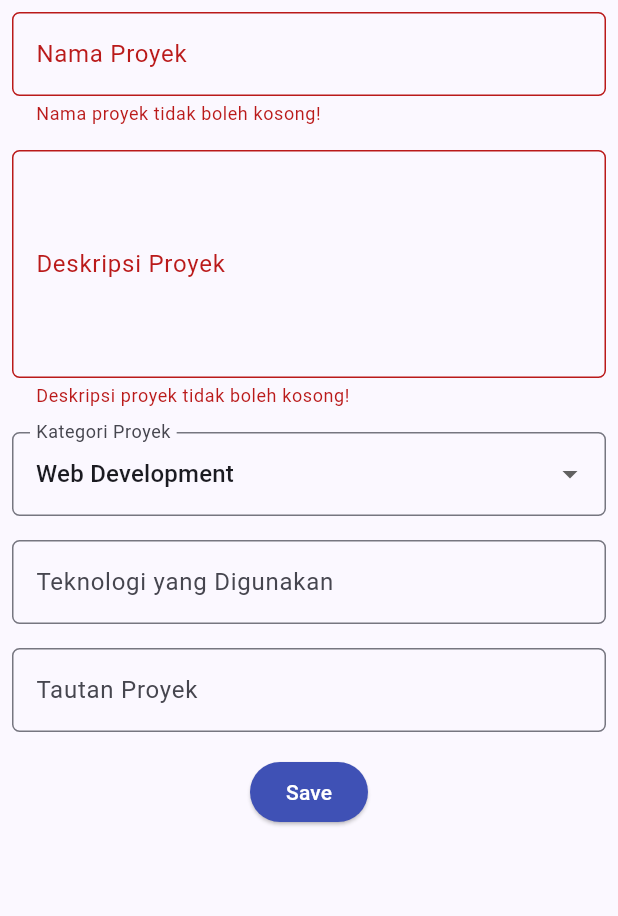
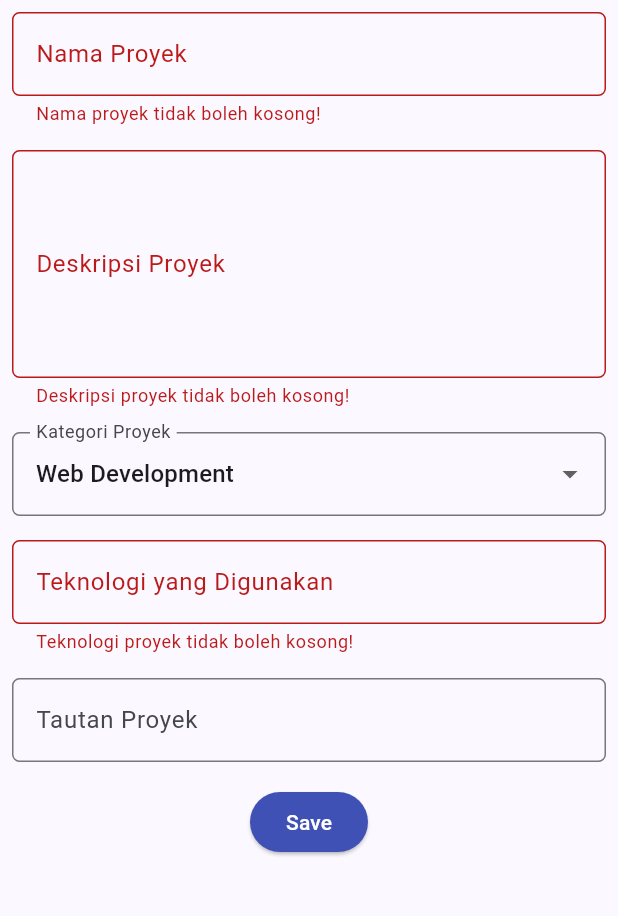
Before and after one commit to NicoNi-Yue/myportofolio_mobile, a Flutter app: the ProjectFormPage screen opened directly, after a tap on "Save", on a phone screen of 412 x 824 dp, the part 84-1000 px from its top. Run offline on Flutter 3.47's test engine with Material 3 defaults, Android fonts, the phone set to English and light mode, and no system bars; our stand-ins replace material_ui.

Commit message:
feat: update project form requirements and answer pertanyaan reflektif

```diff
--- a/lib/screens/project_form.dart
+++ b/lib/screens/project_form.dart
@@ -135,6 +135,12 @@ class _ProjectFormPageState extends State<ProjectFormPage> {
                       _technologies = value!;
                     });
                   },
+                  validator: (String? value) {
+                    if (value == null || value.trim().isEmpty) {
+                      return "Teknologi proyek tidak boleh kosong!";
+                    }
+                    return null;
+                  },
                 ),
               ),
 
@@ -153,6 +159,18 @@ class _ProjectFormPageState extends State<ProjectFormPage> {
                     setState(() {
                       _projectLink = value!;
                     });
+                  },
+                  validator: (String? value) {
+                    if (value == null || value.trim().isEmpty) {
+                      return null; // optional
+                    }
+                    final uri = Uri.tryParse(value.trim());
+                    if (uri == null ||
+                        !(uri.scheme == 'http' || uri.scheme == 'https') ||
+                        uri.host.isEmpty) {
+                      return "Tautan harus diawali 'http://' atau 'https://'";
+                    }
+                    return null;
                   },
                 ),
               ),
```
Also changed, not shown: 1 other file.
